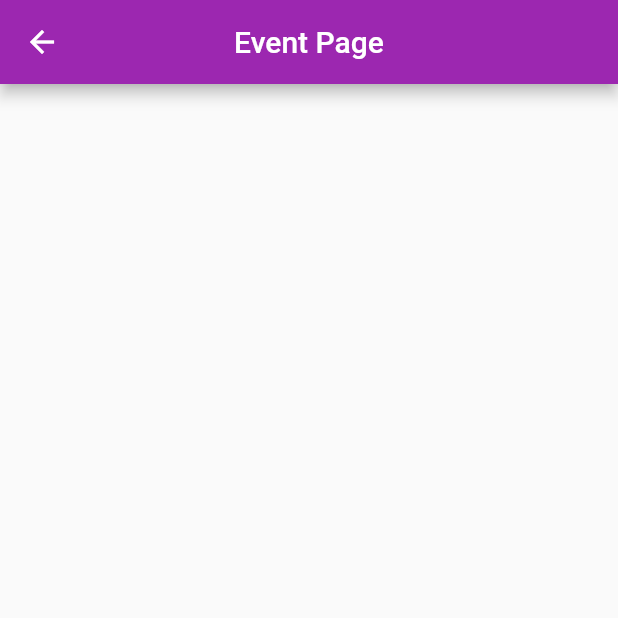
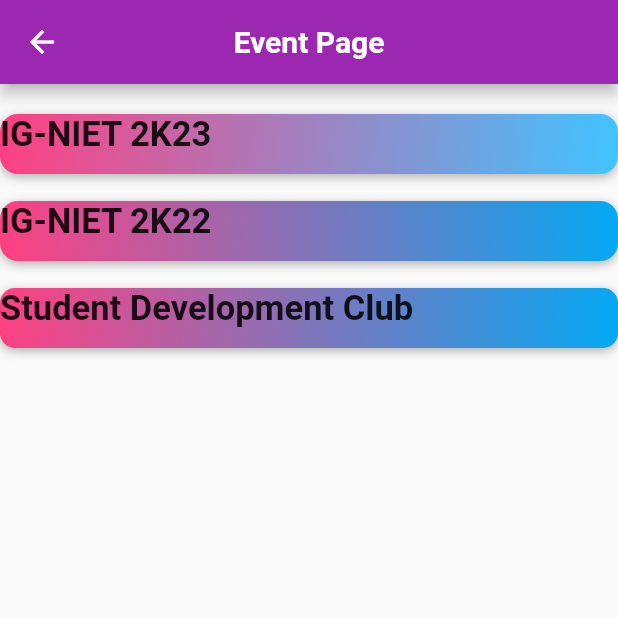
Before and after one commit to Vaishnavi8507/CollegeWebsite, a Flutter app: the EventScreen screen opened directly, on a phone screen of 412 x 824 dp, the top half of it. Run offline on Flutter 3.47's test engine with Material 2 defaults, Android fonts, the phone set to English and light mode, and no system bars; missing offline and left inert: flutter_pdfview.

Commit message:
event.dart

```diff
--- a/lib/loginPages/event.dart
+++ b/lib/loginPages/event.dart
@@ -1,3 +1,6 @@
+import 'package:dashclg/subScreen/igniet22.dart';
+import 'package:dashclg/subScreen/igniet23.dart';
+import 'package:dashclg/subScreen/sdc.dart';
 import 'package:flutter/material.dart';
 class EventScreen extends StatefulWidget {
   const EventScreen({Key? key}) : super(key: key);
@@ -12,7 +15,127 @@ class _EventScreenState extends State<EventScreen> {
     return Scaffold(
       appBar: AppBar(
         centerTitle: true,
-        title: Text('Event Page'),
+        title: Text('Event Page',
+        style:TextStyle(
+          fontSize: 20.0,
+          fontWeight: FontWeight.bold,
+        ),
+        ),
+      ),
+      body: Container(
+        padding: const EdgeInsets.only(top: 20),
+        child: Column(
+          crossAxisAlignment: CrossAxisAlignment.stretch,
+          children: [
+            GestureDetector(
+              onTap: (){
+                Navigator.push(context,MaterialPageRoute(builder: ((context)=>Igniet23())));
+              },
+              child: Container(
+                width:20,
+                height:40,
+                decoration: BoxDecoration(
+              //    color: Colors.pinkAccent,
+                  borderRadius: BorderRadius.circular(12),
+                  boxShadow: [
+                    BoxShadow(
+                      color: Colors.black87.withOpacity(0.3),
+                      offset: Offset(0,2),
+                      blurRadius: 5,
+                    ),
+                  ],
+                  gradient: LinearGradient(
+                    begin:Alignment.topLeft,
+                    end: Alignment.bottomRight,
+                    colors: [
+                      Colors.pinkAccent,
+                      Colors.lightBlueAccent,
+                    ],
+                  ),
+                ),
+                child: Text(
+                  'IG-NIET 2K23',
+                  style: TextStyle(
+                    fontSize: 23,
+                    fontWeight: FontWeight.bold,
+                  ),
+                ),
+              ),
+            ),
+            SizedBox(height: 18),
+            GestureDetector(
+              onTap: (){
+                Navigator.push(context,MaterialPageRoute(builder: ((context)=>Igniet22())));
+              },
+              child: Container(
+                width:20,
+                height:40,
+                decoration: BoxDecoration(
+                 // color: Colors.pinkAccent,
+                  borderRadius: BorderRadius.circular(12),
+                  boxShadow: [
+                    BoxShadow(
+                      color: Colors.black54.withOpacity(0.3),
+                      offset: Offset(0,2),
+                      blurRadius: 5,
+                    ),
+                  ],
+                  gradient: LinearGradient(
+                    begin:Alignment.bottomLeft,
+                    end: Alignment.topRight,
+                    colors: [
+                      Colors.pinkAccent,
+                      Colors.lightBlue,
+                    ],
+                  ),
+                ),
+                child: Text(
+                  'IG-NIET 2K22',
+                  style: TextStyle(
+                    fontSize: 23,
+                    fontWeight: FontWeight.bold,
+                  ),
+                ),
+              ),
+            ),
+            SizedBox(height: 18),
+            GestureDetector(
+              onTap: (){
+                Navigator.push(context,MaterialPageRoute(builder: ((context)=>SDC())));
+              },
+              child: Container(
+                width:20,
+                height:40,
+                decoration: BoxDecoration(
+                  //color: Colors.pinkAccent,
+                  borderRadius: BorderRadius.circular(10),
+                  boxShadow: [
+                    BoxShadow(
+                      color: Colors.black54.withOpacity(0.3),
+                      offset: Offset(0,2),
+                      blurRadius: 5,
+                    ),
+                  ],
+                  gradient: LinearGradient(
+                    begin:Alignment.topLeft,
+                    end: Alignment.bottomRight,
+                    colors: [
+                      Colors.pinkAccent,
+                      Colors.lightBlue,
+                    ],
+                  ),
+                ),
+                child: Text(
+                  'Student Development Club',
+                  style: TextStyle(
+                    fontSize: 23,
+                    fontWeight: FontWeight.bold,
+                  ),
+                ),
+              ),
+            ),
+          ],
+        ),
       ),
     );
   }
```
